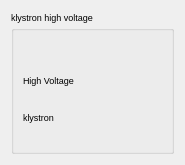
srgblnch/LinacGUI, file src/widgets/klystronHV.ui: the form before one commit.
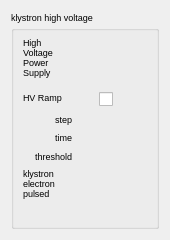
The form after the commit. Custom widgets are drawn as their Qt base class.

Commit message: restructure the klystronHV widget and add the ramp parameters

What changed in the file:
```diff
--- a/src/widgets/klystronHV.ui
+++ b/src/widgets/klystronHV.ui
@@ -6,8 +6,8 @@
    <rect>
     <x>0</x>
     <y>0</y>
-    <width>185</width>
-    <height>165</height>
+    <width>170</width>
+    <height>240</height>
    </rect>
   </property>
   <property name="windowTitle">
@@ -25,28 +25,40 @@
       <string>klystron high voltage</string>
      </property>
      <layout class="QGridLayout" name="gridLayout_2">
-      <item row="4" column="1">
-       <widget class="TaurusLabel" name="klystronVoltageValue">
-        <property name="font">
-         <font>
-          <pointsize>7</pointsize>
-         </font>
+      <item row="0" column="0" rowspan="3">
+       <widget class="QLabel" name="hvLabel">
+        <property name="maximumSize">
+         <size>
+          <width>60</width>
+          <height>16777215</height>
+         </size>
         </property>
-       </widget>
-      </item>
-      <item row="4" column="0">
-       <widget class="QLabel" name="klystronLabel">
         <property name="font">
          <font>
           <pointsize>7</pointsize>
          </font>
         </property>
         <property name="text">
-         <string>klystron</string>
+         <string>High Voltage Power Supply</string>
         </property>
+        <property name="alignment">
+         <set>Qt::AlignLeading|Qt::AlignLeft|Qt::AlignTop</set>
+        </property>
+        <property name="wordWrap">
+         <bool>true</bool>
+        </property>
        </widget>
       </item>
-      <item row="2" column="1">
+      <item row="0" column="1" colspan="2">
+       <widget class="TaurusLabel" name="hvStatusValue">
+        <property name="font">
+         <font>
+          <pointsize>7</pointsize>
+         </font>
+        </property>
+       </widget>
+      </item>
+      <item row="1" column="1" colspan="2">
        <widget class="TaurusLabel" name="hvVoltageValue">
         <property name="font">
          <font>
@@ -55,7 +67,7 @@
         </property>
        </widget>
       </item>
-      <item row="3" column="1">
+      <item row="2" column="1" colspan="2">
        <widget class="TaurusLabel" name="hvCurrentValue">
         <property name="font">
          <font>
@@ -64,28 +76,85 @@
         </property>
        </widget>
       </item>
-      <item row="2" column="0">
-       <widget class="QLabel" name="hvLabel">
-        <property name="font">
-         <font>
-          <pointsize>7</pointsize>
-         </font>
+      <item row="3" column="0">
+       <widget class="QLabel" name="hvRamp">
+        <property name="maximumSize">
+         <size>
+          <width>60</width>
+          <height>16777215</height>
+         </size>
         </property>
         <property name="text">
-         <string>High Voltage</string>
+         <string>HV Ramp</string>
         </property>
+        <property name="alignment">
+         <set>Qt::AlignLeading|Qt::AlignLeft|Qt::AlignTop</set>
+        </property>
        </widget>
       </item>
-      <item row="5" column="1">
-       <widget class="TaurusLabel" name="klystronCurrentValue">
+      <item row="3" column="1">
+       <widget class="TaurusLed" name="hvRampEnableLed">
+        <property name="minimumSize">
+         <size>
+          <width>15</width>
+          <height>15</height>
+         </size>
+        </property>
+        <property name="maximumSize">
+         <size>
+          <width>15</width>
+          <height>15</height>
+         </size>
+        </property>
+       </widget>
+      </item>
+      <item row="3" column="2">
+       <widget class="TaurusValueCheckBox" name="hvRampEnableCheck">
+        <property name="showText">
+         <bool>false</bool>
+        </property>
+        <property name="autoApply">
+         <bool>true</bool>
+        </property>
+        <property name="forcedApply">
+         <bool>true</bool>
+        </property>
+       </widget>
+      </item>
+      <item row="4" column="1" colspan="2">
+       <widget class="TaurusLabel" name="hvRampStepValue"/>
+      </item>
+      <item row="5" column="1" colspan="2">
+       <widget class="TaurusLabel" name="hvRampStepTimeValue"/>
+      </item>
+      <item row="6" column="1" colspan="2">
+       <widget class="TaurusLabel" name="hvRampThresholdValue"/>
+      </item>
+      <item row="7" column="0" rowspan="3">
+       <widget class="QLabel" name="klystronLabel">
+        <property name="maximumSize">
+         <size>
+          <width>60</width>
+          <height>16777215</height>
+         </size>
+        </property>
         <property name="font">
          <font>
           <pointsize>7</pointsize>
          </font>
         </property>
+        <property name="text">
+         <string>klystron electron pulsed</string>
+        </property>
+        <property name="alignment">
+         <set>Qt::AlignLeading|Qt::AlignLeft|Qt::AlignTop</set>
+        </property>
+        <property name="wordWrap">
+         <bool>true</bool>
+        </property>
        </widget>
       </item>
-      <item row="1" column="0" colspan="2">
+      <item row="7" column="1" colspan="2">
        <widget class="TaurusLabel" name="pulseStatusValue">
         <property name="font">
          <font>
@@ -94,8 +163,8 @@
         </property>
        </widget>
       </item>
-      <item row="0" column="0" colspan="2">
-       <widget class="TaurusLabel" name="hvStatusValue">
+      <item row="8" column="1" colspan="2">
+       <widget class="TaurusLabel" name="klystronVoltageValue">
         <property name="font">
          <font>
           <pointsize>7</pointsize>
@@ -103,6 +172,45 @@
         </property>
        </widget>
       </item>
+      <item row="9" column="1" colspan="2">
+       <widget class="TaurusLabel" name="klystronCurrentValue">
+        <property name="font">
+         <font>
+          <pointsize>7</pointsize>
+         </font>
+        </property>
+       </widget>
+      </item>
+      <item row="4" column="0">
+       <widget class="QLabel" name="label">
+        <property name="text">
+         <string>step</string>
+        </property>
+        <property name="alignment">
+         <set>Qt::AlignRight|Qt::AlignTrailing|Qt::AlignVCenter</set>
+        </property>
+       </widget>
+      </item>
+      <item row="5" column="0">
+       <widget class="QLabel" name="label_2">
+        <property name="text">
+         <string>time</string>
+        </property>
+        <property name="alignment">
+         <set>Qt::AlignRight|Qt::AlignTrailing|Qt::AlignVCenter</set>
+        </property>
+       </widget>
+      </item>
+      <item row="6" column="0">
+       <widget class="QLabel" name="label_3">
+        <property name="text">
+         <string>threshold</string>
+        </property>
+        <property name="alignment">
+         <set>Qt::AlignRight|Qt::AlignTrailing|Qt::AlignVCenter</set>
+        </property>
+       </widget>
+      </item>
      </layout>
     </widget>
    </item>
@@ -126,6 +234,26 @@
    <extends>QLabel</extends>
    <header>taurus.qt.qtgui.display</header>
   </customwidget>
+  <customwidget>
+   <class>TaurusValueCheckBox</class>
+   <extends>QCheckBox</extends>
+   <header>taurus.qt.qtgui.input</header>
+  </customwidget>
+  <customwidget>
+   <class>TaurusLed</class>
+   <extends>QLed</extends>
+   <header>taurus.qt.qtgui.display</header>
+  </customwidget>
+  <customwidget>
+   <class>QLed</class>
+   <extends>QPixmapWidget</extends>
+   <header>taurus.qt.qtgui.display</header>
+  </customwidget>
+  <customwidget>
+   <class>QPixmapWidget</class>
+   <extends>QWidget</extends>
+   <header>taurus.qt.qtgui.display</header>
+  </customwidget>
  </customwidgets>
  <resources/>
  <connections/>
```
The commit also changes 2 other files.
